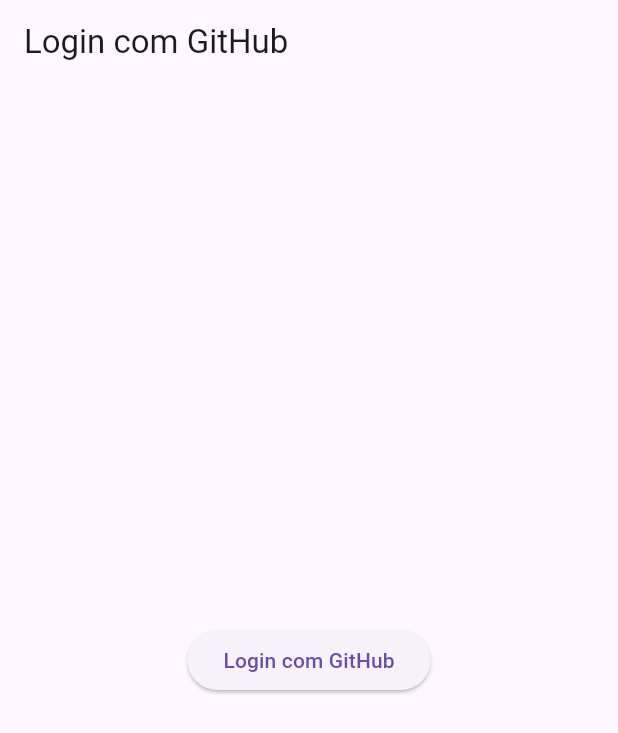
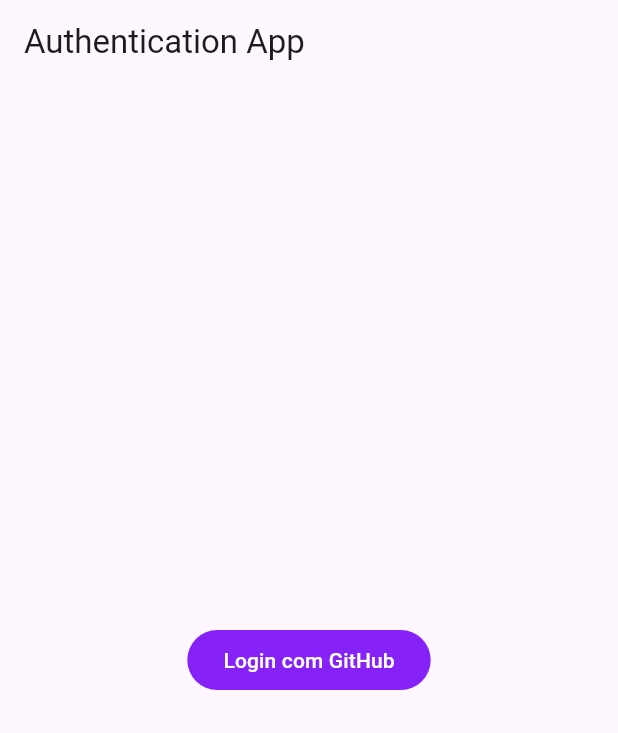
Before and after one commit to DevLuchez/N3-AuthenticationApp, a Flutter app: the screen it shows after launch, on a phone screen of 412 x 824 dp. Shown: the top 733 px of the screen. Run offline on Flutter 3.47's test engine with Material 3 defaults, Android fonts, the phone set to English and light mode, and no system bars; our stand-ins replace firebase_auth, firebase_core, shared_preferences; missing offline and left inert: github_sign_in_plus; accounts and stored records are empty.

Commit message:
Ajustes design

```diff
--- a/lib/auth/github.dart
+++ b/lib/auth/github.dart
@@ -35,7 +35,7 @@
   @override
   Widget build(BuildContext context) {
     return Scaffold(
-      appBar: AppBar(title: Text("GitHub Authentication")),
+      appBar: AppBar(title: Text("Authentication App - GitHub")),
       body: Center(
         child: ElevatedButton(
           onPressed: _signInWithGitHub,
--- a/lib/main.dart
+++ b/lib/main.dart
@@ -14,7 +14,8 @@
   @override
   Widget build(BuildContext context) {
     return MaterialApp(
-      title: 'GitHub Login Example',
+      debugShowCheckedModeBanner: false,
+      title: 'Authentication App - GitHub Login',
       home: const SplashPage(),
     );
   }
@@ -148,12 +149,20 @@
   Widget build(BuildContext context) {
     return Scaffold(
       appBar: AppBar(
-        title: const Text('Login com GitHub'),
+        title: const Text('Authentication App'),
       ),
       body: Center(
         child: ElevatedButton(
           onPressed: () => _signInWithGitHub(context),
           child: const Text('Login com GitHub'),
+          style: ElevatedButton.styleFrom(
+            backgroundColor: Color(0xFF8621F8),
+            foregroundColor: Colors.white,
+            elevation: 0,
+            shape: RoundedRectangleBorder(
+              borderRadius: BorderRadius.circular(20),
+            ),
+          ),
         ),
       ),
     );
@@ -185,9 +194,10 @@
 
     return Scaffold(
       appBar: AppBar(
-        title: const Text('Bem-vindo!'),
+        title: const Text('Authentication App'),
       ),
-      body: Padding(
+      body: Center(
+        child: Padding(
           padding: const EdgeInsets.all(16.0),
           child: Column(
             mainAxisAlignment: MainAxisAlignment.center,
@@ -215,8 +225,17 @@
               ElevatedButton(
                 onPressed: () => _logout(context),
                 child: const Text('Logout'),
+                style: ElevatedButton.styleFrom(
+                  backgroundColor: Color(0xFF8935E8),
+                  foregroundColor: Colors.white,
+                  elevation: 0,
+                  shape: RoundedRectangleBorder(
+                    borderRadius: BorderRadius.circular(20),
+                  ),
+                ),
               ),
             ],
+          ),
         ),
       ),
     );
```
Lines whose indentation alone changed are shown as unchanged.
